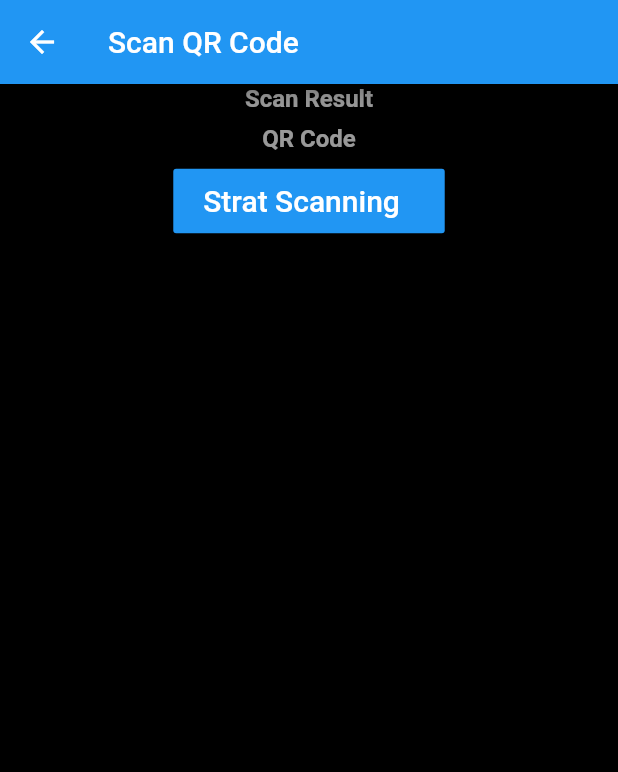
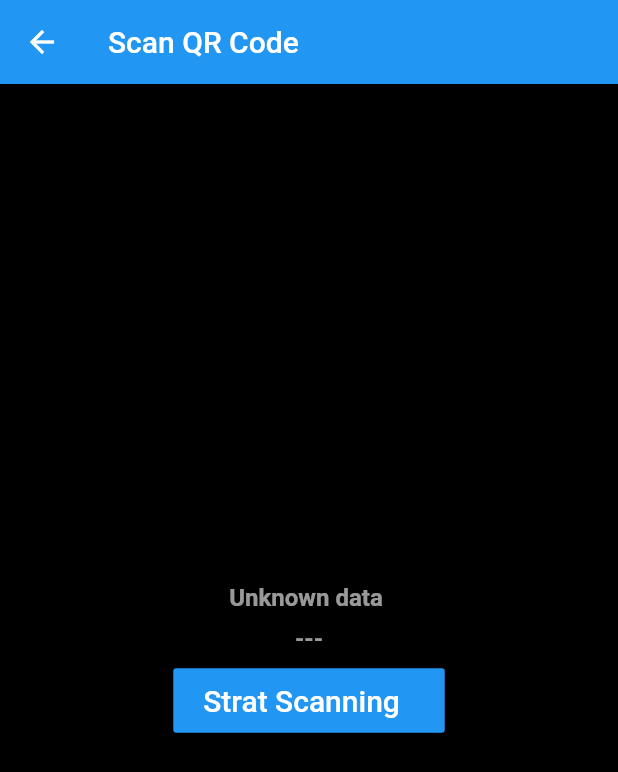
Before and after one commit to saiful86/scan_and_generate_qr_code, a Flutter app: the ScanQRCode screen opened directly, on a phone screen of 412 x 824 dp. Shown: the top 772 px of the screen. Run offline on Flutter 3.47's test engine with Material 2 defaults, Android fonts, the phone set to English and light mode, and no system bars; our stand-ins replace barcode_widget; missing offline and left inert: flutter_barcode_scanner.

Commit message:
some changes

```diff
--- a/lib/pages/scan_qr_code.dart
+++ b/lib/pages/scan_qr_code.dart
@@ -10,7 +10,7 @@ class ScanQRCode extends StatefulWidget {
 }
 
 class _ScanQRCodeState extends State<ScanQRCode> {
-  String qrCode = 'Unknown';
+  String qrCode = 'Unknown data ';
 
   @override
   Widget build(BuildContext context) {
@@ -20,9 +20,10 @@ class _ScanQRCodeState extends State<ScanQRCode> {
       ),
       body: Center(
         child: Column(
+          mainAxisAlignment: MainAxisAlignment.center,
           children: [
             Text(
-              'Scan Result',
+              qrCode,
               style: TextStyle(
                   fontSize: 16,
                   color: Colors.white60,
@@ -32,7 +33,7 @@ class _ScanQRCodeState extends State<ScanQRCode> {
               height: 8,
             ),
             Text(
-              'QR Code',
+              '---',
               style: TextStyle(
                   fontSize: 16,
                   color: Colors.white60,
```
